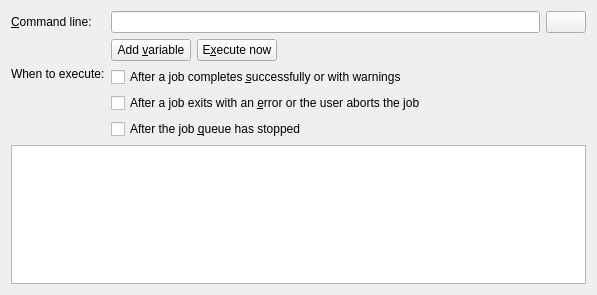
This is src/mkvtoolnix-gui/forms/main_window/prefs_run_program_widget.ui in jpsdr/MKVToolnix-Windows-7 as Qt 5 draws it before an edit. The edited form follows.
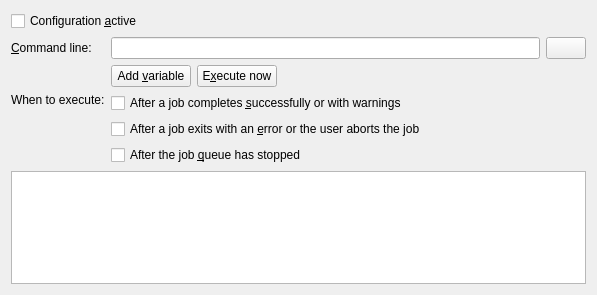
This is the edited form. Icons and pictures are not drawn.

Commit message:
GUI: add checkbox for deactivating "run program after XYZ" configurations
Implements #1581.

```diff
--- a/src/mkvtoolnix-gui/forms/main_window/prefs_run_program_widget.ui
+++ b/src/mkvtoolnix-gui/forms/main_window/prefs_run_program_widget.ui
@@ -14,6 +14,13 @@
    <string notr="true">Form</string>
   </property>
   <layout class="QVBoxLayout" name="verticalLayout">
+   <item>
+    <widget class="QCheckBox" name="cbConfigurationActive">
+     <property name="text">
+      <string>Configuration &amp;active</string>
+     </property>
+    </widget>
+   </item>
    <item>
     <layout class="QGridLayout" name="gridLayout">
      <item row="0" column="0">
```
Left out of the diff: 1 changed line with no effect on the pictures. The commit also changes 6 other files.
